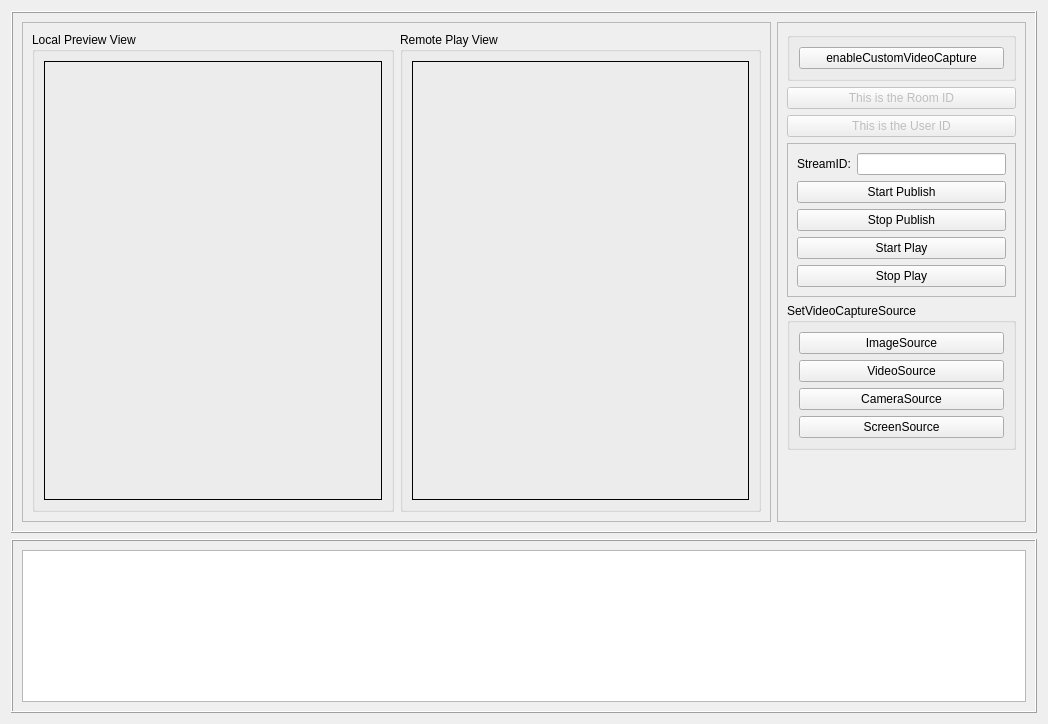
This is video/src/CustomVideoCapture/ZegoCustomVideoCaptureDemo.ui in zegoim/zego-express-example-topics-cpp as Qt 5 draws it before an edit. The edited form follows.
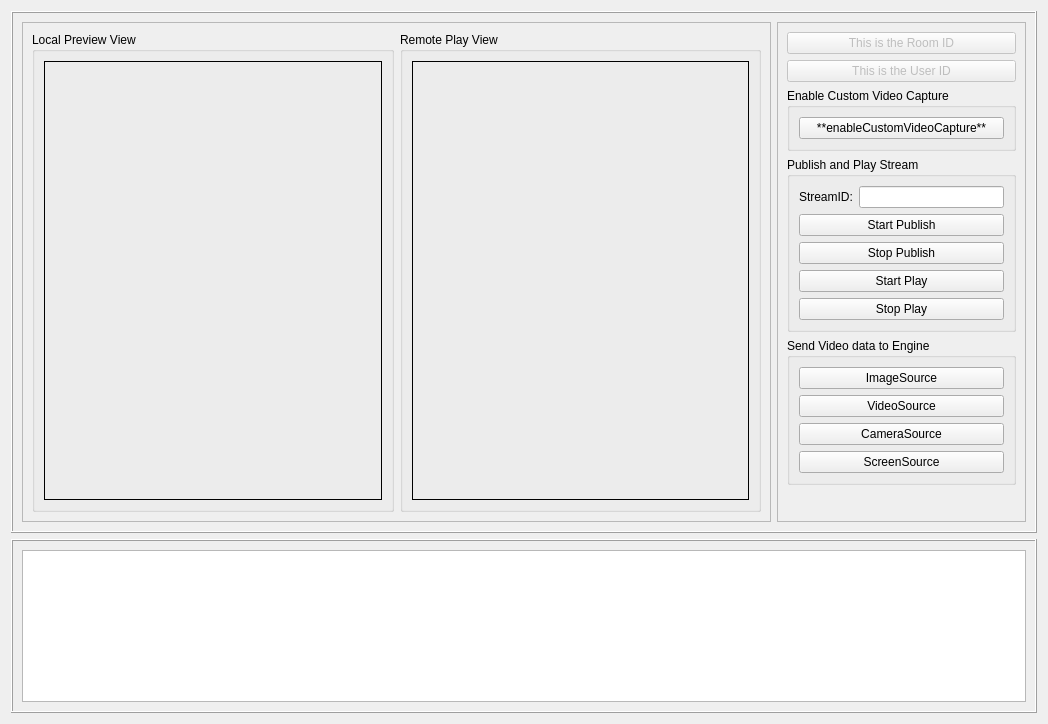
This is the edited form.

Commit message: update to support zego—express 1.11.0

```diff
--- a/video/src/CustomVideoCapture/ZegoCustomVideoCaptureDemo.ui
+++ b/video/src/CustomVideoCapture/ZegoCustomVideoCaptureDemo.ui
@@ -100,22 +100,6 @@
          <enum>QFrame::Raised</enum>
         </property>
         <layout class="QVBoxLayout" name="verticalLayout_3">
-         <item>
-          <widget class="QGroupBox" name="groupBox_2">
-           <property name="title">
-            <string/>
-           </property>
-           <layout class="QHBoxLayout" name="horizontalLayout_5">
-            <item>
-             <widget class="QPushButton" name="pushButton_enableCustomVideoCapture">
-              <property name="text">
-               <string>enableCustomVideoCapture</string>
-              </property>
-             </widget>
-            </item>
-           </layout>
-          </widget>
-         </item>
          <item>
           <widget class="QPushButton" name="pushButton_roomID">
            <property name="enabled">
@@ -137,12 +121,25 @@
           </widget>
          </item>
          <item>
-          <widget class="QFrame" name="frame_4">
-           <property name="frameShape">
-            <enum>QFrame::StyledPanel</enum>
+          <widget class="QGroupBox" name="groupBox_2">
+           <property name="title">
+            <string>Enable Custom Video Capture</string>
            </property>
-           <property name="frameShadow">
-            <enum>QFrame::Raised</enum>
+           <layout class="QHBoxLayout" name="horizontalLayout_5">
+            <item>
+             <widget class="QPushButton" name="pushButton_enableCustomVideoCapture">
+              <property name="text">
+               <string>**enableCustomVideoCapture**</string>
+              </property>
+             </widget>
+            </item>
+           </layout>
+          </widget>
+         </item>
+         <item>
+          <widget class="QGroupBox" name="groupBox_4">
+           <property name="title">
+            <string>Publish and Play Stream</string>
            </property>
            <layout class="QFormLayout" name="formLayout_2">
             <item row="0" column="0">
@@ -220,7 +217,7 @@
          <item>
           <widget class="QGroupBox" name="groupBox_4">
            <property name="title">
-            <string>SetVideoCaptureSource</string>
+            <string>Send Video data to Engine</string>
            </property>
            <layout class="QVBoxLayout" name="verticalLayout_4">
             <item>
```
The commit also changes 37 other files.
